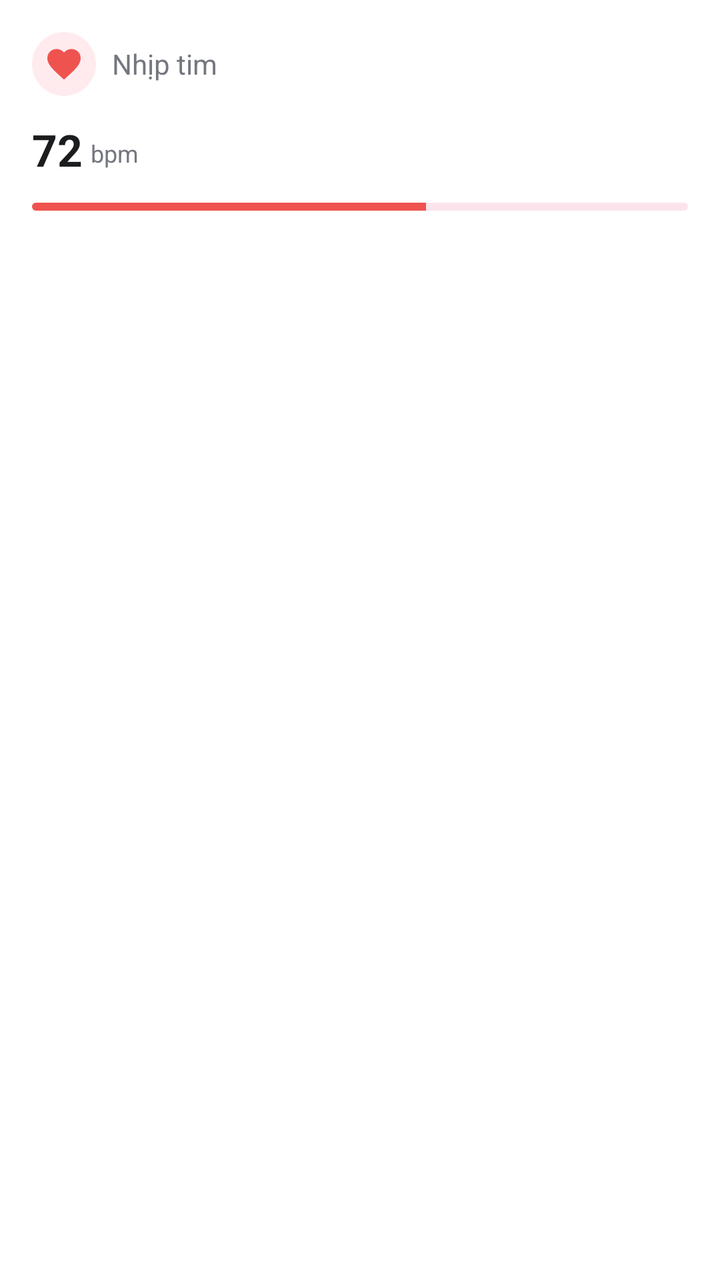
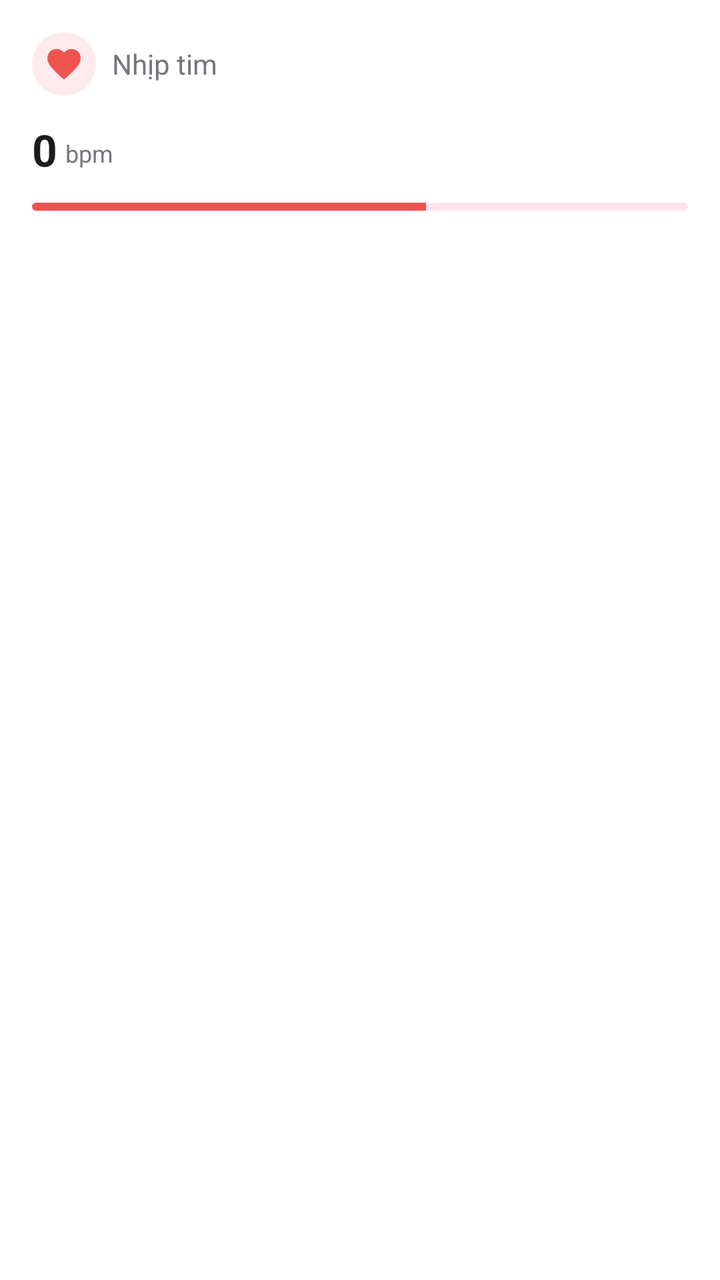

Compare the two renders of this Android layout. The source of the first and the diff that turns it into the second are given below.
<!-- AndroidManifest.xml: application theme Theme.Better_Life -->
<!-- res/layout/item_health_card_heart.xml -->
<?xml version="1.0" encoding="utf-8"?>
<androidx.cardview.widget.CardView xmlns:android="http://schemas.android.com/apk/res/android"
    xmlns:app="http://schemas.android.com/apk/res-auto"
    android:layout_width="match_parent"
    android:layout_height="wrap_content"
    app:cardCornerRadius="16dp"
    app:cardElevation="0dp"
    app:cardBackgroundColor="@color/white">

    <LinearLayout
        android:layout_width="match_parent"
        android:layout_height="wrap_content"
        android:orientation="vertical"
        android:padding="16dp">

        <LinearLayout
            android:layout_width="match_parent"
            android:layout_height="wrap_content"
            android:gravity="center_vertical"
            android:orientation="horizontal">

            <ImageView
                android:layout_width="32dp"
                android:layout_height="32dp"
                android:background="@drawable/bg_icon_heart"
                android:padding="6dp"
                android:src="@drawable/ic_heart" />

            <TextView
                android:layout_width="wrap_content"
                android:layout_height="wrap_content"
                android:layout_marginStart="8dp"
                android:text="Nhịp tim"
                android:textColor="@color/text_secondary"
                android:textSize="14sp" />
        </LinearLayout>

        <LinearLayout
            android:layout_width="match_parent"
            android:layout_height="wrap_content"
            android:layout_marginTop="12dp"
            android:gravity="bottom"
            android:orientation="horizontal">

            <TextView
                android:layout_width="wrap_content"
                android:layout_height="wrap_content"
                android:text="72"
                android:textColor="@color/text_title"
                android:textSize="22sp"
                android:textStyle="bold" />

            <TextView
                android:layout_width="wrap_content"
                android:layout_height="wrap_content"
                android:layout_marginStart="4dp"
                android:layout_marginBottom="2dp"
                android:text="bpm"
                android:textColor="@color/text_secondary"
                android:textSize="12sp" />
        </LinearLayout>

        <ProgressBar
            style="@style/Widget.AppCompat.ProgressBar.Horizontal"
            android:layout_width="match_parent"
            android:layout_height="4dp"
            android:layout_marginTop="12dp"
            android:progress="60"
            android:progressDrawable="@drawable/progress_heart" />
    </LinearLayout>
</androidx.cardview.widget.CardView>
<!-- resources referenced by this layout -->
<resources>
  <color name="text_secondary">#74777F</color>
  <color name="text_title">#1A1C1E</color>
  <color name="white">#FFFFFFFF</color>
  <!-- drawable bg_icon_heart (drawable) -->
  <?xml version="1.0" encoding="utf-8"?>
  <shape xmlns:android="http://schemas.android.com/apk/res/android"
      android:shape="oval">
      <solid android:color="@color/card_heart" />
  </shape>
  <!-- drawable ic_heart (drawable) -->
  <?xml version="1.0" encoding="utf-8"?>
  <vector xmlns:android="http://schemas.android.com/apk/res/android"
      android:width="24dp"
      android:height="24dp"
      android:viewportWidth="24"
      android:viewportHeight="24">
      <path
          android:fillColor="#EF5350"
          android:pathData="M12,21.35l-1.45,-1.32C5.4,15.36 2,12.28 2,8.5 2,5.42 4.42,3 7.5,3c1.74,0 3.41,0.81 4.5,2.09C13.09,3.81 14.76,3 16.5,3 19.58,3 22,5.42 22,8.5c0,3.78 -3.4,6.86 -8.55,11.54L12,21.35z" />
  </vector>
  <!-- drawable progress_heart (drawable) -->
  <?xml version="1.0" encoding="utf-8"?>
  <layer-list xmlns:android="http://schemas.android.com/apk/res/android">
      <item android:id="@android:id/background">
          <shape>
              <corners android:radius="8dp" />
              <solid android:color="#FCE4EC" />
          </shape>
      </item>
      <item android:id="@android:id/progress">
          <clip>
              <shape>
                  <corners android:radius="2dp" />
                  <solid android:color="@color/progress_heart" />
              </shape>
          </clip>
      </item>
  </layer-list>
  <style name="Theme.Better_Life" parent="Theme.MaterialComponents.DayNight.NoActionBar">
          
          <item name="colorPrimary">@color/primary_teal</item>
          <item name="colorPrimaryVariant">@color/primary_teal_dark</item>
          <item name="colorOnPrimary">@color/white</item>
          
          <item name="colorSecondary">@color/nav_active</item>
          <item name="colorSecondaryVariant">@color/primary_teal_dark</item>
          <item name="colorOnSecondary">@color/white</item>
          
          <item name="android:statusBarColor">@color/primary_teal</item>
          
      </style>
  <color name="card_heart">#FFEBEE</color>
  <color name="progress_heart">#EF5350</color>
  <color name="primary_teal">#26A69A</color>
  <color name="primary_teal_dark">#00796B</color>
  <color name="nav_active">#26A69A</color>
</resources>

<!-- the commit's change to res/layout/item_health_card_heart.xml (unified diff, before → after) -->
@@ -45,7 +45,7 @@
             <TextView
                 android:layout_width="wrap_content"
                 android:layout_height="wrap_content"
-                android:text="72"
+                android:text="0"
                 android:textColor="@color/text_title"
                 android:textSize="22sp"
                 android:textStyle="bold" />
